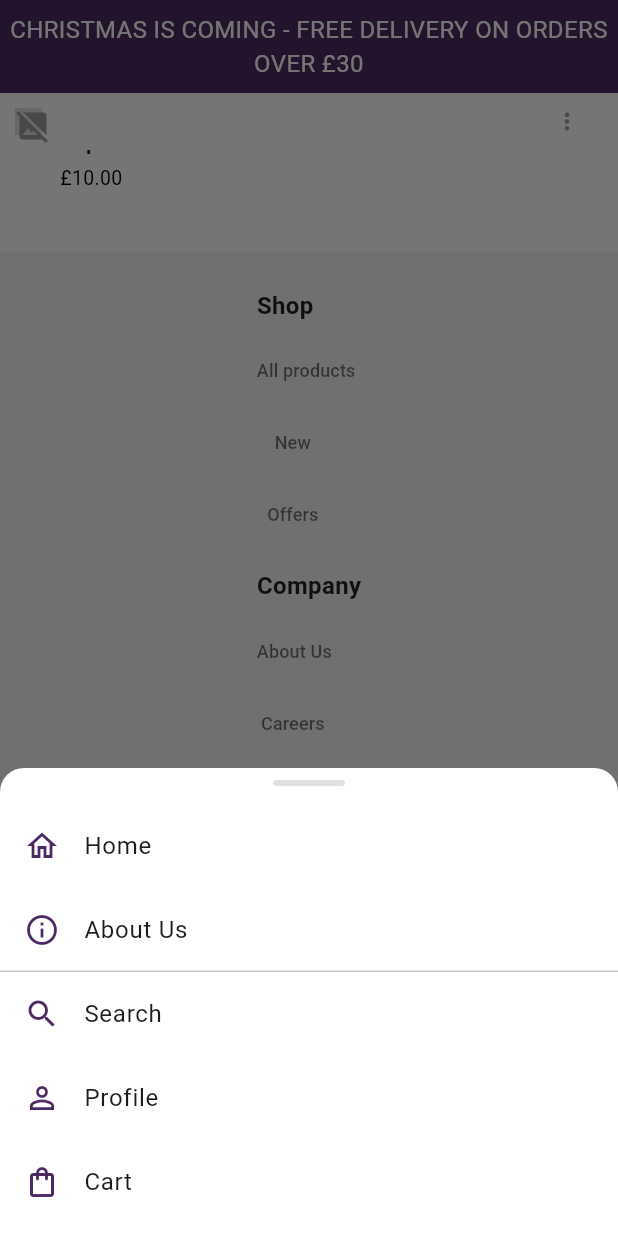
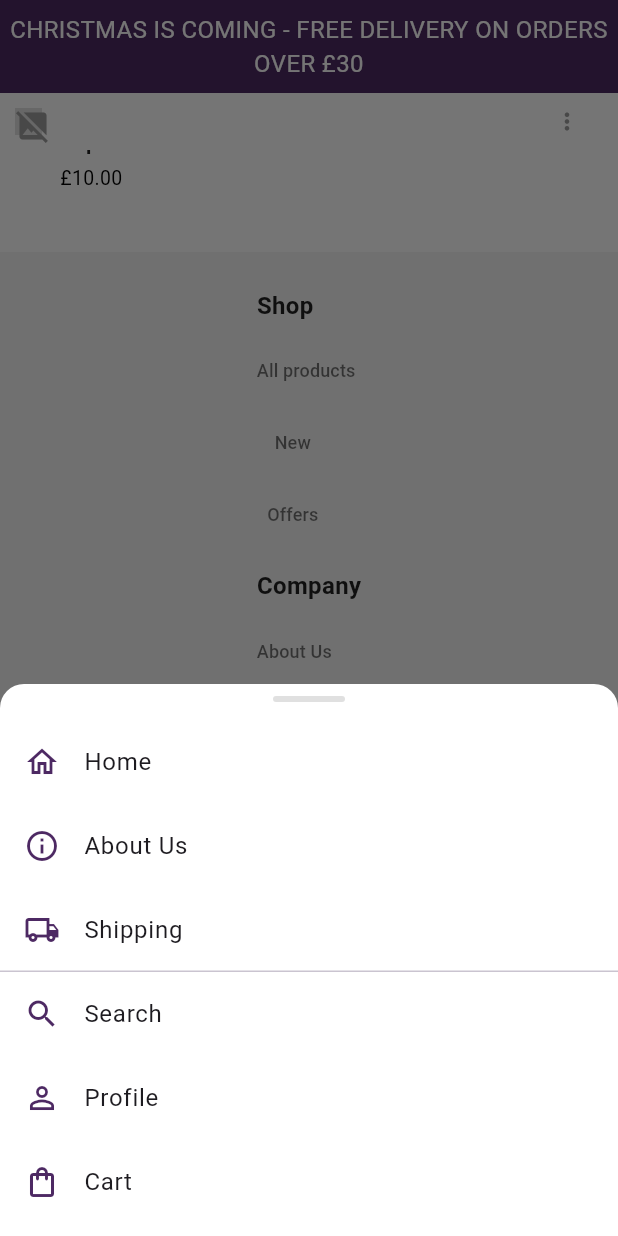
Before and after one commit to Beaujo-sys/Union_Shop, a Flutter app: the screen it shows after launch, scrolled down 1961 dp, after a tap on the "more vert" icon, on a phone screen of 412 x 824 dp. Run offline on Flutter 3.47's test engine with Material 3 defaults, Android fonts, the phone set to English and light mode, and no system bars; our stand-ins replace cloud_firestore, firebase_auth, firebase_core, google_sign_in; accounts and stored records are empty.

```diff
--- a/shop-main/lib/main.dart
+++ b/shop-main/lib/main.dart
@@ -205,6 +205,13 @@ class _HeaderBar extends StatelessWidget {
                               style: TextButton.styleFrom(foregroundColor: const Color(0xFF4d2963)),
                               child: const Text('About Us'),
                             ),
+                            const SizedBox(width: 8),
+                            // NEW: Shipping button
+                            TextButton(
+                              onPressed: () => push('/shipping'),
+                              style: TextButton.styleFrom(foregroundColor: const Color(0xFF4d2963)),
+                              child: const Text('Shipping'),
+                            ),
                           ],
                         ),
                       const Spacer(),
@@ -248,6 +255,8 @@ class _HeaderBar extends StatelessWidget {
                                             const SizedBox(height: 12),
                                             item('Home', Icons.home_outlined, () => push('/')),
                                             item('About Us', Icons.info_outline, () => push('/about')),
+                                            // NEW: Shipping item
+                                            item('Shipping', Icons.local_shipping_outlined, () => push('/shipping')),
                                             const Divider(height: 0),
                                             item('Search', Icons.search, () => openSearch()),
                                             item('Profile', Icons.person_outline, () => push('/login')),
@@ -273,8 +282,7 @@ class _HeaderBar extends StatelessWidget {
                                     icon: const Icon(Icons.person_outline, size: 18, color: Colors.grey),
                                     padding: const EdgeInsets.all(8),
                                     constraints: const BoxConstraints(minWidth: 32, minHeight: 32),
-                                    onPressed: () => push('/login',
-                                    ),
+                                    onPressed: () => push('/login'),
                                   ),
                                   IconButton(
                                     icon: const Icon(Icons.shopping_bag_outlined, size: 18, color: Colors.grey),
@@ -282,12 +290,19 @@ class _HeaderBar extends StatelessWidget {
                                     constraints: const BoxConstraints(minWidth: 32, minHeight: 32),
                                     onPressed: () => push('/cart'),
                                   ),
-                                  IconButton(
-                                    icon: const Icon(Icons.info_outline, size: 18, color: Colors.grey),
-                                    padding: const EdgeInsets.all(8),
-                                    constraints: const BoxConstraints(minWidth: 32, minHeight: 32),
-                                    onPressed: () => push('/about'),
-                                  ),
+                                  // Removed About Us and Shipping icons
+                                  // IconButton(
+                                  //   icon: const Icon(Icons.info_outline, size: 18, color: Colors.grey),
+                                  //   padding: const EdgeInsets.all(8),
+                                  //   constraints: const BoxConstraints(minWidth: 32, minHeight: 32),
+                                  //   onPressed: () => push('/about'),
+                                  // ),
+                                  // IconButton(
+                                  //   icon: const Icon(Icons.local_shipping_outlined, size: 18, color: Colors.grey),
+                                  //   padding: const EdgeInsets.all(8),
+                                  //   constraints: const BoxConstraints(minWidth: 32, minHeight: 32),
+                                  //   onPressed: () => push('/shipping'),
+                                  // ),
                                 ],
                               ),
                       ),
```
